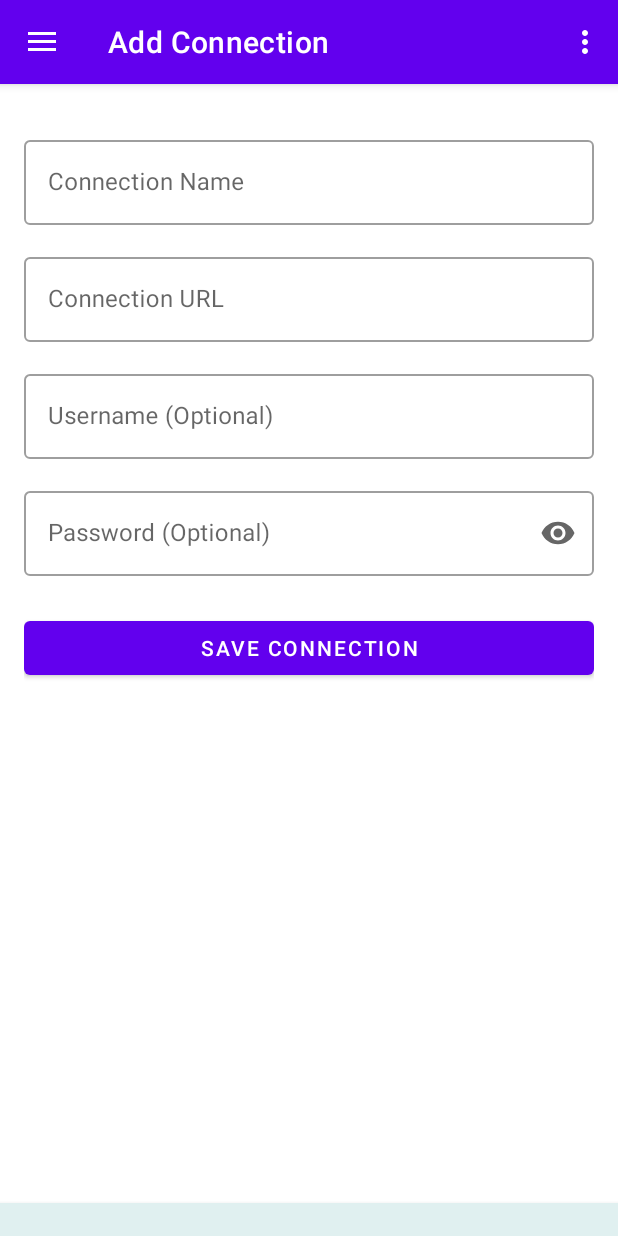
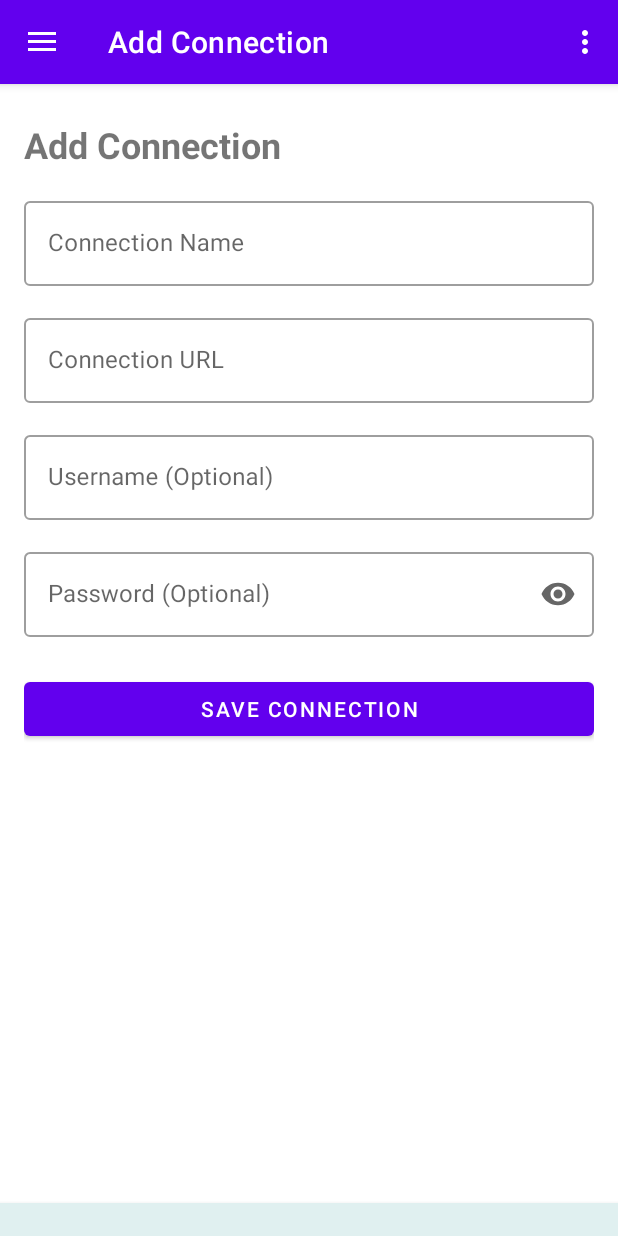
Before and after one commit to dpogreba/pwneyes, an Android app: the AddConnectionFragment screen opened through its navigation route, on a phone screen of 412 x 824 dp. Run offline under Robolectric (Android 15) with nearby library versions, the phone set to English and light mode, and no system bars; our stand-ins replace Room's generated code, navigation-ui; libraries missing offline, so code that uses them is left out: com.android.billingclient.

Commit message:
Add edit connection functionality

```diff
--- a/app/src/main/java/com/antbear/pwneyes/ui/home/ConnectionsAdapter.kt
+++ b/app/src/main/java/com/antbear/pwneyes/ui/home/ConnectionsAdapter.kt
@@ -29,6 +29,7 @@ import android.widget.EditText
 
 class ConnectionsAdapter(
     private val onConnectClicked: (Connection) -> Unit,
+    private val onEditClicked: (Connection) -> Unit,
     private val onDeleteClicked: (Connection) -> Unit
 ) : RecyclerView.Adapter<ConnectionsAdapter.ConnectionViewHolder>() {
 
@@ -60,6 +61,7 @@ class ConnectionsAdapter(
     inner class ConnectionViewHolder(
         private val binding: ItemConnectionBinding,
         private val onConnectClick: (Connection) -> Unit,
+        private val onEditClick: (Connection) -> Unit,
         private val onDeleteClick: (Connection) -> Unit
     ) : RecyclerView.ViewHolder(binding.root) {
 
@@ -250,6 +252,7 @@ class ConnectionsAdapter(
             binding.textViewName.text = connection.name
             binding.buttonConnect.text = if (connection.isConnected) "Disconnect" else "Connect"
             binding.buttonConnect.setOnClickListener { onConnectClick(connection) }
+            binding.buttonEdit.setOnClickListener { onEditClick(connection) }
             binding.buttonDelete.setOnClickListener { onDeleteClick(connection) }
 
             if (binding.webView.tag != connection.id) {
@@ -295,7 +298,7 @@ class ConnectionsAdapter(
 
     override fun onCreateViewHolder(parent: ViewGroup, viewType: Int): ConnectionViewHolder {
         val binding = ItemConnectionBinding.inflate(LayoutInflater.from(parent.context), parent, false)
-        return ConnectionViewHolder(binding, onConnectClicked, onDeleteClicked)
+        return ConnectionViewHolder(binding, onConnectClicked, onEditClicked, onDeleteClicked)
     }
 
     override fun onBindViewHolder(holder: ConnectionViewHolder, position: Int) {
--- a/app/src/main/java/com/antbear/pwneyes/ui/home/SharedViewModel.kt
+++ b/app/src/main/java/com/antbear/pwneyes/ui/home/SharedViewModel.kt
@@ -34,6 +34,12 @@ class SharedViewModel(application: Application) : AndroidViewModel(application)
         }
     }
 
+    fun updateConnection(connection: Connection) {
+        viewModelScope.launch {
+            repository.update(connection)
+        }
+    }
+
     fun deleteConnection(connection: Connection) {
         viewModelScope.launch {
             repository.delete(connection)
--- a/app/src/main/res/layout/fragment_add_connection.xml
+++ b/app/src/main/res/layout/fragment_add_connection.xml
@@ -7,6 +7,18 @@
     android:layout_height="match_parent"
     android:padding="16dp"
     tools:context=".ui.add.AddConnectionFragment">
+
+    <!-- Title -->
+    <TextView
+        android:id="@+id/textViewTitle"
+        android:layout_width="wrap_content"
+        android:layout_height="wrap_content"
+        android:text="Add Connection"
+        android:textSize="24sp"
+        android:textStyle="bold"
+        android:layout_marginTop="8dp"
+        app:layout_constraintStart_toStartOf="parent"
+        app:layout_constraintTop_toTopOf="parent"/>
 
     <!-- Connection Name -->
     <com.google.android.material.textfield.TextInputLayout
@@ -18,7 +30,7 @@
         style="@style/Widget.MaterialComponents.TextInputLayout.OutlinedBox"
         app:layout_constraintStart_toStartOf="parent"
         app:layout_constraintEnd_toEndOf="parent"
-        app:layout_constraintTop_toTopOf="parent">
+        app:layout_constraintTop_toBottomOf="@id/textViewTitle">
 
         <com.google.android.material.textfield.TextInputEditText
             android:id="@+id/editTextConnectionName"
```
Also changed, not shown: app/src/main/java/com/antbear/pwneyes/ui/add/AddConnectionFragment.kt (+44 -4 lines), app/src/main/java/com/antbear/pwneyes/ui/home/HomeFragment.kt (+21 -0 lines), app/src/main/res/layout/item_connection.xml (+10 -0 lines).
